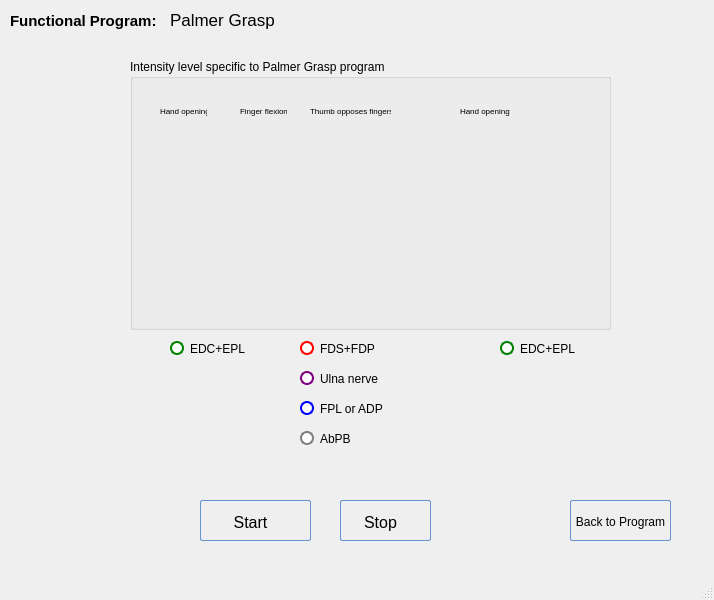
Above: POML060_v1/programpalmergrasp.ui from viniltc/POML060 before the change. Below: the same form after it.
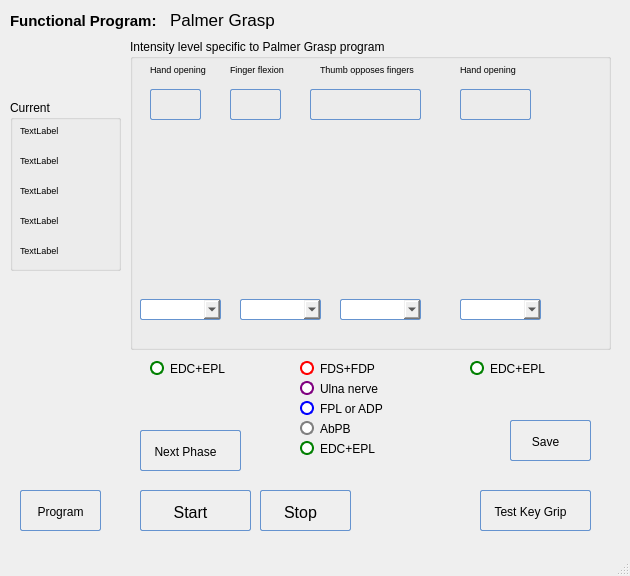
That is the form after the change. Icons and pictures are not drawn.

What changed in the file:
```diff
--- a/POML060_v1/programpalmergrasp.ui
+++ b/POML060_v1/programpalmergrasp.ui
@@ -6,8 +6,8 @@
    <rect>
     <x>0</x>
     <y>0</y>
-    <width>714</width>
-    <height>600</height>
+    <width>630</width>
+    <height>576</height>
    </rect>
   </property>
   <property name="windowTitle">
@@ -112,8 +112,8 @@
    <widget class="QRadioButton" name="radioButton_four">
     <property name="geometry">
      <rect>
-      <x>170</x>
-      <y>340</y>
+      <x>150</x>
+      <y>360</y>
       <width>141</width>
       <height>17</height>
      </rect>
@@ -198,7 +198,7 @@
     <property name="geometry">
      <rect>
       <x>300</x>
-      <y>340</y>
+      <y>360</y>
       <width>171</width>
       <height>17</height>
      </rect>
@@ -240,7 +240,7 @@
     <property name="geometry">
      <rect>
       <x>300</x>
-      <y>370</y>
+      <y>380</y>
       <width>161</width>
       <height>17</height>
      </rect>
@@ -281,9 +281,9 @@
    <widget class="QRadioButton" name="radioButton_five">
     <property name="geometry">
      <rect>
-      <x>500</x>
-      <y>340</y>
-      <width>151</width>
+      <x>470</x>
+      <y>360</y>
+      <width>91</width>
       <height>17</height>
      </rect>
     </property>
@@ -324,9 +324,9 @@
    <widget class="QPushButton" name="pushButton">
     <property name="geometry">
      <rect>
-      <x>570</x>
-      <y>500</y>
-      <width>101</width>
+      <x>20</x>
+      <y>490</y>
+      <width>81</width>
       <height>41</height>
      </rect>
     </property>
@@ -373,21 +373,413 @@
 }</string>
     </property>
     <property name="text">
-     <string>Back to Program</string>
+     <string>Program</string>
     </property>
    </widget>
    <widget class="QGroupBox" name="groupBox">
     <property name="geometry">
      <rect>
       <x>130</x>
-      <y>59</y>
+      <y>39</y>
       <width>481</width>
-      <height>271</height>
+      <height>311</height>
      </rect>
     </property>
     <property name="title">
      <string>Intensity level specific to Palmer Grasp program</string>
     </property>
+    <widget class="QComboBox" name="comboBox_3">
+     <property name="enabled">
+      <bool>true</bool>
+     </property>
+     <property name="geometry">
+      <rect>
+       <x>210</x>
+       <y>260</y>
+       <width>81</width>
+       <height>21</height>
+      </rect>
+     </property>
+     <property name="styleSheet">
+      <string notr="true">QComboBox:hover{
+        background: qlineargradient(x1 : 0, y1 : 0, x2 : 0, y2 :   1, stop :   0.0 #ffd9aa,
+                stop :   0.5 #ffbb6e, stop :   0.55 #feae42, stop :   1.0 #fedb74);
+}
+
+QComboBox {
+        border: 1px solid #6593cf;
+        border-radius: 2px;
+        padding: 5px 5px 2px 5px;
+        background: qlineargradient(x1 : 0, y1 : 0, x2 : 0, y2 :   1, stop :   0.0 #f5f9ff,
+                stop :   0.5 #c7dfff, stop :   0.55 #afd2ff, stop :   1.0 #c0dbff);
+        color: #0000;
+        font:  large &quot;Arial&quot;;
+		font-size: 14px;
+        height: 30px;
+}
+
+
+
+QComboBox:pressed {
+        background: qlineargradient(x1 : 0, y1 : 0, x2 : 0, y2 :   1, stop :   0.0 #c0dbff,
+        stop :   0.5 #cfd26f, stop :   0.55 #c7df6f, stop :   1.0 #f5f9ff);
+        padding-top: 2px;
+        padding-left: 3px;
+
+}
+QComboBox:on {
+        background: qlineargradient(x1 : 0, y1 : 0, x2 : 0, y2 :   1, stop :   0.0 #5AA72D,
+        stop :   0.5 #B3E296, stop :   0.55 #B3E296, stop :   1.0 #f5f9ff);
+        padding-top: 2px;
+        padding-left: 3px;
+}
+
+QComboBox:disabled {
+        background: transparent #e5e9ee;
+        padding-top: 2px;        
+        padding-left: 3px;
+        color: black;
+}</string>
+     </property>
+    </widget>
+    <widget class="QPushButton" name="btn2">
+     <property name="geometry">
+      <rect>
+       <x>100</x>
+       <y>50</y>
+       <width>51</width>
+       <height>31</height>
+      </rect>
+     </property>
+     <property name="styleSheet">
+      <string notr="true">QPushButton {
+        border: 1px solid #6593cf;
+        border-radius: 2px;
+        padding: 5px 15px 2px 5px;
+        background: qlineargradient(x1 : 0, y1 : 0, x2 : 0, y2 :   1, stop :   0.0 #f5f9ff,
+                stop :   0.5 #c7dfff, stop :   0.55 #afd2ff, stop :   1.0 #c0dbff);
+        color: #0000;
+        font:  large &quot;Arial&quot;;
+		font-size: 16px;
+        height: 30px;
+}</string>
+     </property>
+     <property name="text">
+      <string/>
+     </property>
+    </widget>
+    <widget class="QComboBox" name="comboBox_2">
+     <property name="enabled">
+      <bool>true</bool>
+     </property>
+     <property name="geometry">
+      <rect>
+       <x>110</x>
+       <y>260</y>
+       <width>81</width>
+       <height>21</height>
+      </rect>
+     </property>
+     <property name="styleSheet">
+      <string notr="true">QComboBox:hover{
+        background: qlineargradient(x1 : 0, y1 : 0, x2 : 0, y2 :   1, stop :   0.0 #ffd9aa,
+                stop :   0.5 #ffbb6e, stop :   0.55 #feae42, stop :   1.0 #fedb74);
+}
+
+QComboBox {
+        border: 1px solid #6593cf;
+        border-radius: 2px;
+        padding: 5px 5px 2px 5px;
+        background: qlineargradient(x1 : 0, y1 : 0, x2 : 0, y2 :   1, stop :   0.0 #f5f9ff,
+                stop :   0.5 #c7dfff, stop :   0.55 #afd2ff, stop :   1.0 #c0dbff);
+        color: #0000;
+        font:  large &quot;Arial&quot;;
+		font-size: 14px;
+        height: 30px;
+}
+
+
+
+QComboBox:pressed {
+        background: qlineargradient(x1 : 0, y1 : 0, x2 : 0, y2 :   1, stop :   0.0 #c0dbff,
+        stop :   0.5 #cfd26f, stop :   0.55 #c7df6f, stop :   1.0 #f5f9ff);
+        padding-top: 2px;
+        padding-left: 3px;
+
+}
+QComboBox:on {
+        background: qlineargradient(x1 : 0, y1 : 0, x2 : 0, y2 :   1, stop :   0.0 #5AA72D,
+        stop :   0.5 #B3E296, stop :   0.55 #B3E296, stop :   1.0 #f5f9ff);
+        padding-top: 2px;
+        padding-left: 3px;
+}
+
+QComboBox:disabled {
+        background: transparent #e5e9ee;
+        padding-top: 2px;        
+        padding-left: 3px;
+        color: black;
+}</string>
+     </property>
+    </widget>
+    <widget class="QPushButton" name="btn1">
+     <property name="geometry">
+      <rect>
+       <x>20</x>
+       <y>50</y>
+       <width>51</width>
+       <height>31</height>
+      </rect>
+     </property>
+     <property name="styleSheet">
+      <string notr="true">QPushButton {
+        border: 1px solid #6593cf;
+        border-radius: 2px;
+        padding: 5px 15px 2px 5px;
+        background: qlineargradient(x1 : 0, y1 : 0, x2 : 0, y2 :   1, stop :   0.0 #f5f9ff,
+                stop :   0.5 #c7dfff, stop :   0.55 #afd2ff, stop :   1.0 #c0dbff);
+        color: #0000;
+        font:  large &quot;Arial&quot;;
+		font-size: 16px;
+        height: 30px;
+}</string>
+     </property>
+     <property name="text">
+      <string/>
+     </property>
+    </widget>
+    <widget class="QPushButton" name="btn3">
+     <property name="geometry">
+      <rect>
+       <x>180</x>
+       <y>50</y>
+       <width>111</width>
+       <height>31</height>
+      </rect>
+     </property>
+     <property name="styleSheet">
+      <string notr="true">QPushButton {
+        border: 1px solid #6593cf;
+        border-radius: 2px;
+        padding: 5px 15px 2px 5px;
+        background: qlineargradient(x1 : 0, y1 : 0, x2 : 0, y2 :   1, stop :   0.0 #f5f9ff,
+                stop :   0.5 #c7dfff, stop :   0.55 #afd2ff, stop :   1.0 #c0dbff);
+        color: #0000;
+        font:  large &quot;Arial&quot;;
+		font-size: 16px;
+        height: 30px;
+}</string>
+     </property>
+     <property name="text">
+      <string/>
+     </property>
+    </widget>
+    <widget class="QPushButton" name="btn4">
+     <property name="geometry">
+      <rect>
+       <x>330</x>
+       <y>50</y>
+       <width>71</width>
+       <height>31</height>
+      </rect>
+     </property>
+     <property name="styleSheet">
+      <string notr="true">QPushButton {
+        border: 1px solid #6593cf;
+        border-radius: 2px;
+        padding: 5px 15px 2px 5px;
+        background: qlineargradient(x1 : 0, y1 : 0, x2 : 0, y2 :   1, stop :   0.0 #f5f9ff,
+                stop :   0.5 #c7dfff, stop :   0.55 #afd2ff, stop :   1.0 #c0dbff);
+        color: #0000;
+        font:  large &quot;Arial&quot;;
+		font-size: 16px;
+        height: 30px;
+}</string>
+     </property>
+     <property name="text">
+      <string/>
+     </property>
+    </widget>
+    <widget class="QComboBox" name="comboBox_1">
+     <property name="enabled">
+      <bool>true</bool>
+     </property>
+     <property name="geometry">
+      <rect>
+       <x>10</x>
+       <y>260</y>
+       <width>81</width>
+       <height>21</height>
+      </rect>
+     </property>
+     <property name="styleSheet">
+      <string notr="true">QComboBox:hover{
+        background: qlineargradient(x1 : 0, y1 : 0, x2 : 0, y2 :   1, stop :   0.0 #ffd9aa,
+                stop :   0.5 #ffbb6e, stop :   0.55 #feae42, stop :   1.0 #fedb74);
+}
+
+QComboBox {
+        border: 1px solid #6593cf;
+        border-radius: 2px;
+        padding: 5px 5px 2px 5px;
+        background: qlineargradient(x1 : 0, y1 : 0, x2 : 0, y2 :   1, stop :   0.0 #f5f9ff,
+                stop :   0.5 #c7dfff, stop :   0.55 #afd2ff, stop :   1.0 #c0dbff);
+        color: #0000;
+        font:  large &quot;Arial&quot;;
+		font-size: 14px;
+        height: 30px;
+}
+
+
+
+QComboBox:pressed {
+        background: qlineargradient(x1 : 0, y1 : 0, x2 : 0, y2 :   1, stop :   0.0 #c0dbff,
+        stop :   0.5 #cfd26f, stop :   0.55 #c7df6f, stop :   1.0 #f5f9ff);
+        padding-top: 2px;
+        padding-left: 3px;
+
+}
+QComboBox:on {
+        background: qlineargradient(x1 : 0, y1 : 0, x2 : 0, y2 :   1, stop :   0.0 #5AA72D,
+        stop :   0.5 #B3E296, stop :   0.55 #B3E296, stop :   1.0 #f5f9ff);
+        padding-top: 2px;
+        padding-left: 3px;
+}
+
+QComboBox:disabled {
+        background: transparent #e5e9ee;
+        padding-top: 2px;        
+        padding-left: 3px;
+        color: black;
+}</string>
+     </property>
+    </widget>
+    <widget class="QComboBox" name="comboBox_4">
+     <property name="enabled">
+      <bool>true</bool>
+     </property>
+     <property name="geometry">
+      <rect>
+       <x>330</x>
+       <y>260</y>
+       <width>81</width>
+       <height>21</height>
+      </rect>
+     </property>
+     <property name="styleSheet">
+      <string notr="true">QComboBox:hover{
+        background: qlineargradient(x1 : 0, y1 : 0, x2 : 0, y2 :   1, stop :   0.0 #ffd9aa,
+                stop :   0.5 #ffbb6e, stop :   0.55 #feae42, stop :   1.0 #fedb74);
+}
+
+QComboBox {
+        border: 1px solid #6593cf;
+        border-radius: 2px;
+        padding: 5px 5px 2px 5px;
+        background: qlineargradient(x1 : 0, y1 : 0, x2 : 0, y2 :   1, stop :   0.0 #f5f9ff,
+                stop :   0.5 #c7dfff, stop :   0.55 #afd2ff, stop :   1.0 #c0dbff);
+        color: #0000;
+        font:  large &quot;Arial&quot;;
+		font-size: 14px;
+        height: 30px;
+}
+
+
+
+QComboBox:pressed {
+        background: qlineargradient(x1 : 0, y1 : 0, x2 : 0, y2 :   1, stop :   0.0 #c0dbff,
+        stop :   0.5 #cfd26f, stop :   0.55 #c7df6f, stop :   1.0 #f5f9ff);
+        padding-top: 2px;
+        padding-left: 3px;
+
+}
+QComboBox:on {
+        background: qlineargradient(x1 : 0, y1 : 0, x2 : 0, y2 :   1, stop :   0.0 #5AA72D,
+        stop :   0.5 #B3E296, stop :   0.55 #B3E296, stop :   1.0 #f5f9ff);
+        padding-top: 2px;
+        padding-left: 3px;
+}
+
+QComboBox:disabled {
+        background: transparent #e5e9ee;
+        padding-top: 2px;        
+        padding-left: 3px;
+        color: black;
+}</string>
+     </property>
+    </widget>
+    <widget class="QLabel" name="label_3">
+     <property name="geometry">
+      <rect>
+       <x>20</x>
+       <y>20</y>
+       <width>61</width>
+       <height>21</height>
+      </rect>
+     </property>
+     <property name="font">
+      <font>
+       <pointsize>7</pointsize>
+      </font>
+     </property>
+     <property name="text">
+      <string>Hand opening</string>
+     </property>
+    </widget>
+    <widget class="QLabel" name="label_4">
+     <property name="geometry">
+      <rect>
+       <x>100</x>
+       <y>20</y>
+       <width>71</width>
+       <height>21</height>
+      </rect>
+     </property>
+     <property name="font">
+      <font>
+       <pointsize>7</pointsize>
+      </font>
+     </property>
+     <property name="text">
+      <string>Finger flexion</string>
+     </property>
+    </widget>
+    <widget class="QLabel" name="label_5">
+     <property name="geometry">
+      <rect>
+       <x>190</x>
+       <y>20</y>
+       <width>101</width>
+       <height>21</height>
+      </rect>
+     </property>
+     <property name="font">
+      <font>
+       <pointsize>7</pointsize>
+      </font>
+     </property>
+     <property name="text">
+      <string>Thumb opposes fingers</string>
+     </property>
+    </widget>
+    <widget class="QLabel" name="label_6">
+     <property name="geometry">
+      <rect>
+       <x>330</x>
+       <y>20</y>
+       <width>81</width>
+       <height>21</height>
+      </rect>
+     </property>
+     <property name="font">
+      <font>
+       <pointsize>7</pointsize>
+      </font>
+     </property>
+     <property name="text">
+      <string>Hand opening</string>
+     </property>
+    </widget>
    </widget>
    <widget class="QLabel" name="label">
     <property name="geometry">
@@ -428,11 +820,11 @@
      <string>Palmer Grasp</string>
     </property>
    </widget>
-   <widget class="QRadioButton" name="radioButton_six">
+   <widget class="QRadioButton" name="radioButton_seven">
     <property name="geometry">
      <rect>
       <x>300</x>
-      <y>430</y>
+      <y>420</y>
       <width>141</width>
       <height>17</height>
      </rect>
@@ -493,8 +885,8 @@
    <widget class="QPushButton" name="pushButton_stimStart">
     <property name="geometry">
      <rect>
-      <x>200</x>
-      <y>500</y>
+      <x>140</x>
+      <y>490</y>
       <width>111</width>
       <height>41</height>
      </rect>
@@ -552,8 +944,8 @@
    <widget class="QPushButton" name="pushButton_stimStop">
     <property name="geometry">
      <rect>
-      <x>340</x>
-      <y>500</y>
+      <x>260</x>
+      <y>490</y>
       <width>91</width>
       <height>41</height>
      </rect>
@@ -604,76 +996,423 @@
      <string>Stop</string>
     </property>
    </widget>
-   <widget class="QLabel" name="label_3">
+   <widget class="QRadioButton" name="radioButton_six">
     <property name="geometry">
      <rect>
-      <x>160</x>
-      <y>100</y>
-      <width>47</width>
-      <height>21</height>
+      <x>300</x>
+      <y>440</y>
+      <width>141</width>
+      <height>17</height>
      </rect>
     </property>
+    <property name="styleSheet">
+     <string notr="true">QRadioButton {
+color: black;
+}
+
+QRadioButton::indicator {
+width: 11px;
+height: 11px;
+border-radius: 5px;
+}
+
+QRadioButton::indicator::unchecked{ 
+border: 2px solid; 
+border-color: green;
+border-radius: 7px;
+background-color: white; 
+width: 10px; 
+height: 10px; 
+}</string>
+    </property>
+    <property name="text">
+     <string>EDC+EPL</string>
+    </property>
+   </widget>
+   <widget class="QPushButton" name="btn_nextPhase">
+    <property name="geometry">
+     <rect>
+      <x>140</x>
+      <y>430</y>
+      <width>101</width>
+      <height>41</height>
+     </rect>
+    </property>
+    <property name="styleSheet">
+     <string notr="true">QPushButton:hover{
+        background: qlineargradient(x1 : 0, y1 : 0, x2 : 0, y2 :   1, stop :   0.0 #ffd9aa,
+                stop :   0.5 #ffbb6e, stop :   0.55 #feae42, stop :   1.0 #fedb74);
+}
+
+QPushButton {
+        border: 1px solid #6593cf;
+        border-radius: 2px;
+        padding: 5px 15px 2px 5px;
+        background: qlineargradient(x1 : 0, y1 : 0, x2 : 0, y2 :   1, stop :   0.0 #f5f9ff,
+                stop :   0.5 #c7dfff, stop :   0.55 #afd2ff, stop :   1.0 #c0dbff);
+        color: #0000;
+        font:  large &quot;Arial&quot;;
+		font-size: 12px;
+        height: 30px;
+}
+
+
+
+
+QPushButton:pressed {
+        background: qlineargradient(x1 : 0, y1 : 0, x2 : 0, y2 :   1, stop :   0.0 #c0dbff,
+        stop :   0.5 #cfd26f, stop :   0.55 #c7df6f, stop :   1.0 #f5f9ff);
+        padding-top: 2px;
+        padding-left: 3px;
+
+}
+QPushButton:on {
+        background: qlineargradient(x1 : 0, y1 : 0, x2 : 0, y2 :   1, stop :   0.0 #5AA72D,
+        stop :   0.5 #B3E296, stop :   0.55 #B3E296, stop :   1.0 #f5f9ff);
+        padding-top: 2px;
+        padding-left: 3px;
+}
+
+QPushButton:disabled {
+        background: transparent #e5e9ee;
+        padding-top: 2px;        
+        padding-left: 3px;
+        color: black;
+}</string>
+    </property>
+    <property name="text">
+     <string>Next Phase</string>
+    </property>
+   </widget>
+   <widget class="QPushButton" name="pushButton_save">
+    <property name="geometry">
+     <rect>
+      <x>510</x>
+      <y>420</y>
+      <width>81</width>
+      <height>41</height>
+     </rect>
+    </property>
+    <property name="styleSheet">
+     <string notr="true">QPushButton:hover{
+        background: qlineargradient(x1 : 0, y1 : 0, x2 : 0, y2 :   1, stop :   0.0 #ffd9aa,
+                stop :   0.5 #ffbb6e, stop :   0.55 #feae42, stop :   1.0 #fedb74);
+}
+
+QPushButton {
+        border: 1px solid #6593cf;
+        border-radius: 2px;
+        padding: 5px 15px 2px 5px;
+        background: qlineargradient(x1 : 0, y1 : 0, x2 : 0, y2 :   1, stop :   0.0 #f5f9ff,
+                stop :   0.5 #c7dfff, stop :   0.55 #afd2ff, stop :   1.0 #c0dbff);
+        color: #0000;
+        font:  large &quot;Arial&quot;;
+		font-size: 12px;
+        height: 30px;
+}
+
+
+
+
+QPushButton:pressed {
+        background: qlineargradient(x1 : 0, y1 : 0, x2 : 0, y2 :   1, stop :   0.0 #c0dbff,
+        stop :   0.5 #cfd26f, stop :   0.55 #c7df6f, stop :   1.0 #f5f9ff);
+        padding-top: 2px;
+        padding-left: 3px;
+
+}
+QPushButton:on {
+        background: qlineargradient(x1 : 0, y1 : 0, x2 : 0, y2 :   1, stop :   0.0 #5AA72D,
+        stop :   0.5 #B3E296, stop :   0.55 #B3E296, stop :   1.0 #f5f9ff);
+        padding-top: 2px;
+        padding-left: 3px;
+}
+
+QPushButton:disabled {
+        background: transparent #e5e9ee;
+        padding-top: 2px;        
+        padding-left: 3px;
+        color: black;
+}</string>
+    </property>
+    <property name="text">
+     <string>Save</string>
+    </property>
+   </widget>
+   <widget class="QPushButton" name="pushButton_keyGrip">
+    <property name="geometry">
+     <rect>
+      <x>480</x>
+      <y>490</y>
+      <width>111</width>
+      <height>41</height>
+     </rect>
+    </property>
     <property name="font">
      <font>
-      <pointsize>6</pointsize>
+      <family>Arial</family>
+      <pointsize>-1</pointsize>
+      <weight>50</weight>
+      <italic>false</italic>
+      <bold>false</bold>
      </font>
     </property>
+    <property name="styleSheet">
+     <string notr="true">QPushButton:hover{
+        background: qlineargradient(x1 : 0, y1 : 0, x2 : 0, y2 :   1, stop :   0.0 #ffd9aa,
+                stop :   0.5 #ffbb6e, stop :   0.55 #feae42, stop :   1.0 #fedb74);
+}
+
+QPushButton {
+        border: 1px solid #6593cf;
+        border-radius: 2px;
+        padding: 5px 15px 2px 5px;
+        background: qlineargradient(x1 : 0, y1 : 0, x2 : 0, y2 :   1, stop :   0.0 #f5f9ff,
+                stop :   0.5 #c7dfff, stop :   0.55 #afd2ff, stop :   1.0 #c0dbff);
+        color: #0000;
+        font:  large &quot;Arial&quot;;
+		font-size: 12px;
+        height: 30px;
+}
+
+
+
+
+QPushButton:pressed {
+        background: qlineargradient(x1 : 0, y1 : 0, x2 : 0, y2 :   1, stop :   0.0 #c0dbff,
+        stop :   0.5 #cfd26f, stop :   0.55 #c7df6f, stop :   1.0 #f5f9ff);
+        padding-top: 2px;
+        padding-left: 3px;
+
+}
+QPushButton:on {
+        background: qlineargradient(x1 : 0, y1 : 0, x2 : 0, y2 :   1, stop :   0.0 #5AA72D,
+        stop :   0.5 #B3E296, stop :   0.55 #B3E296, stop :   1.0 #f5f9ff);
+        padding-top: 2px;
+        padding-left: 3px;
+}
+
+QPushButton:disabled {
+        background: transparent #e5e9ee;
+        padding-top: 2px;        
+        padding-left: 3px;
+        color: black;
+}</string>
+    </property>
     <property name="text">
-     <string>Hand opening</string>
+     <string>Test Key Grip</string>
     </property>
    </widget>
-   <widget class="QLabel" name="label_4">
+   <widget class="QLabel" name="label_currOne">
     <property name="geometry">
      <rect>
-      <x>240</x>
-      <y>100</y>
-      <width>47</width>
-      <height>21</height>
+      <x>20</x>
+      <y>120</y>
+      <width>101</width>
+      <height>20</height>
      </rect>
     </property>
     <property name="font">
      <font>
-      <pointsize>6</pointsize>
+      <pointsize>7</pointsize>
      </font>
     </property>
     <property name="text">
-     <string>Finger flexion</string>
+     <string>TextLabel</string>
     </property>
    </widget>
-   <widget class="QLabel" name="label_5">
+   <widget class="QGroupBox" name="groupBox_2">
     <property name="geometry">
      <rect>
-      <x>310</x>
+      <x>10</x>
       <y>100</y>
-      <width>81</width>
-      <height>21</height>
+      <width>111</width>
+      <height>171</height>
      </rect>
     </property>
+    <property name="title">
+     <string>Current</string>
+    </property>
+   </widget>
+   <widget class="QLabel" name="label_currFour">
+    <property name="geometry">
+     <rect>
+      <x>20</x>
+      <y>210</y>
+      <width>101</width>
+      <height>20</height>
+     </rect>
+    </property>
     <property name="font">
      <font>
-      <pointsize>6</pointsize>
+      <pointsize>7</pointsize>
      </font>
     </property>
     <property name="text">
-     <string>Thumb opposes fingers</string>
+     <string>TextLabel</string>
     </property>
    </widget>
-   <widget class="QLabel" name="label_6">
+   <widget class="QLabel" name="label_currTwo">
     <property name="geometry">
      <rect>
-      <x>460</x>
-      <y>100</y>
-      <width>81</width>
-      <height>21</height>
+      <x>20</x>
+      <y>150</y>
+      <width>101</width>
+      <height>20</height>
      </rect>
     </property>
     <property name="font">
      <font>
-      <pointsize>6</pointsize>
+      <pointsize>7</pointsize>
      </font>
     </property>
     <property name="text">
-     <string>Hand opening</string>
+     <string>TextLabel</string>
+    </property>
+   </widget>
+   <widget class="QLabel" name="label_currThree">
+    <property name="geometry">
+     <rect>
+      <x>20</x>
+      <y>180</y>
+      <width>101</width>
+      <height>20</height>
+     </rect>
+    </property>
+    <property name="font">
+     <font>
+      <pointsize>7</pointsize>
+     </font>
+    </property>
+    <property name="text">
+     <string>TextLabel</string>
+    </property>
+   </widget>
+   <widget class="QLabel" name="label_currFive">
+    <property name="geometry">
+     <rect>
+      <x>20</x>
+      <y>240</y>
+      <width>101</width>
+      <height>20</height>
+     </rect>
+    </property>
+    <property name="font">
+     <font>
+      <pointsize>7</pointsize>
+     </font>
+    </property>
+    <property name="text">
+     <string>TextLabel</string>
+    </property>
+   </widget>
+   <widget class="QLabel" name="label_ADP">
+    <property name="geometry">
+     <rect>
+      <x>240</x>
+      <y>400</y>
+      <width>47</width>
+      <height>13</height>
+     </rect>
+    </property>
+    <property name="text">
+     <string/>
+    </property>
+   </widget>
+   <widget class="QLabel" name="label_EDC1">
+    <property name="geometry">
+     <rect>
+      <x>90</x>
+      <y>360</y>
+      <width>47</width>
+      <height>13</height>
+     </rect>
+    </property>
+    <property name="text">
+     <string/>
+    </property>
+   </widget>
+   <widget class="QLabel" name="label_EDC2">
+    <property name="geometry">
+     <rect>
+      <x>250</x>
+      <y>440</y>
+      <width>47</width>
+      <height>13</height>
+     </rect>
+    </property>
+    <property name="text">
+     <string/>
+    </property>
+   </widget>
+   <widget class="QLabel" name="label_EDC3">
+    <property name="geometry">
+     <rect>
+      <x>420</x>
+      <y>360</y>
+      <width>47</width>
+      <height>13</height>
+     </rect>
+    </property>
+    <property name="text">
+     <string/>
+    </property>
+   </widget>
+   <widget class="QLabel" name="label_FDS">
+    <property name="geometry">
+     <rect>
+      <x>250</x>
+      <y>360</y>
+      <width>47</width>
+      <height>13</height>
+     </rect>
+    </property>
+    <property name="text">
+     <string/>
+    </property>
+   </widget>
+   <widget class="QLabel" name="label_Ulna">
+    <property name="geometry">
+     <rect>
+      <x>240</x>
+      <y>380</y>
+      <width>47</width>
+      <height>13</height>
+     </rect>
+    </property>
+    <property name="text">
+     <string/>
+    </property>
+   </widget>
+   <widget class="QLabel" name="label_APB">
+    <property name="geometry">
+     <rect>
+      <x>240</x>
+      <y>420</y>
+      <width>47</width>
+      <height>13</height>
+     </rect>
+    </property>
+    <property name="text">
+     <string/>
+    </property>
+   </widget>
+   <widget class="QLabel" name="label_pLabel">
+    <property name="geometry">
+     <rect>
+      <x>420</x>
+      <y>10</y>
+      <width>141</width>
+      <height>20</height>
+     </rect>
+    </property>
+    <property name="font">
+     <font>
+      <pointsize>10</pointsize>
+     </font>
+    </property>
+    <property name="text">
+     <string/>
     </property>
    </widget>
   </widget>
```
Left out of the diff: 2 changed lines with no effect on the pictures.
